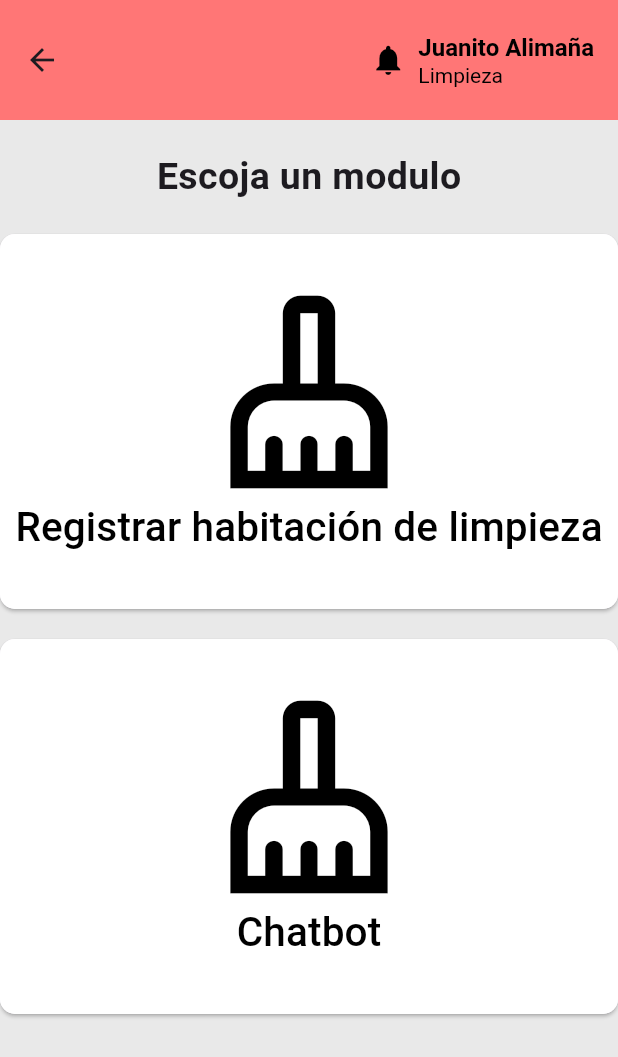
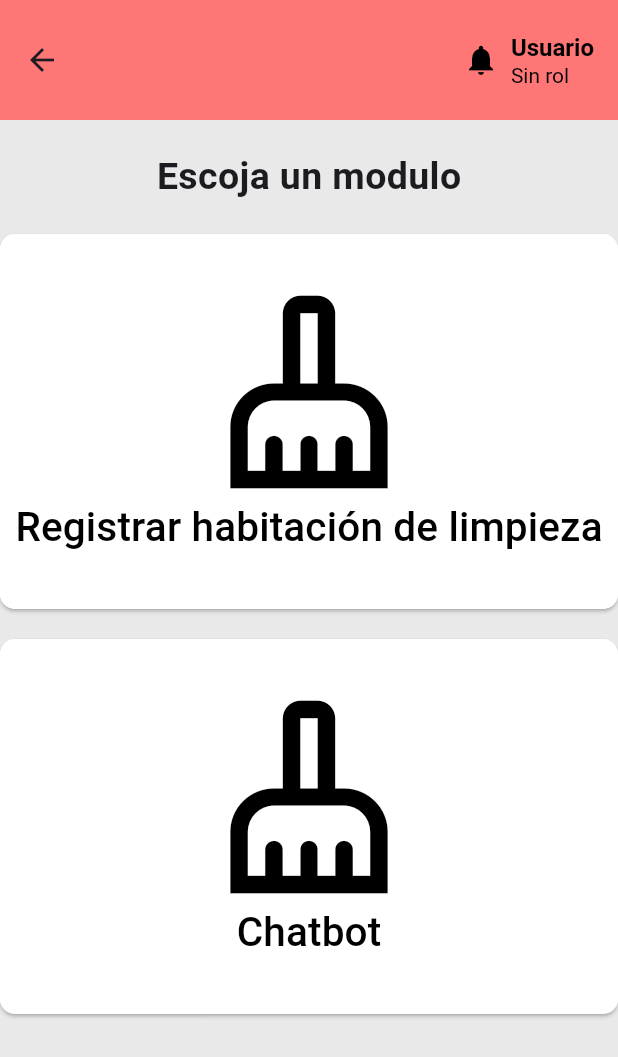
Before and after one commit to H4rolDev/Flutter-UIHospedajeF1, a Flutter app: the Home screen opened by its route, on a phone screen of 412 x 824 dp. Shown: the top 1057 px of the screen. Run offline on Flutter 3.47's test engine with Material 3 defaults, Android fonts, the phone set to English and light mode, and no system bars; our stand-ins replace dio, firebase_core, firebase_messaging, image_picker, localstorage, validators; accounts and stored records are empty.

Commit message:
Second commit

```diff
--- /dev/null
+++ b/lib/data/source/auth_provider.dart
@@ -0,0 +1,22 @@
+import 'package:flutter/material.dart';
+import 'package:flutter_hospedajef1/data/source/auth-api.dart';
+import 'package:flutter_hospedajef1/domain/auth/models/login-request.dart';
+import 'package:flutter_hospedajef1/domain/auth/models/login-response.dart';
+
+class AuthProvider extends ChangeNotifier {
+  final AuthApi _authApi = AuthApi();
+  LoginResponse? _user;
+  Map<String, dynamic>? _employeeData;
+
+  LoginResponse? get user => _user;
+  Map<String, dynamic>? get employeeData => _employeeData;
+
+  Future<void> login(String email, String password) async {
+    _user = await _authApi.login(LoginRequest(email: email, password: password));
+
+    if (_user != null) {
+      _employeeData = await _authApi.getEmployeeData(_user!.id, _user!.token);
+    }
+    notifyListeners();
+  }
+}
--- a/lib/presentation/screens/habitaciones.dart
+++ b/lib/presentation/screens/habitaciones.dart
@@ -38,7 +38,7 @@ class _HabitacionesState extends State<Habitaciones> {
   @override
   Widget build(BuildContext context) {
     return Scaffold(
-      appBar: widgetBar(),
+      appBar: WidgetBar(),
       backgroundColor: Colors.grey.shade200,
       body: Padding(
         padding: const EdgeInsets.all(16.0),
--- a/lib/presentation/screens/home.dart
+++ b/lib/presentation/screens/home.dart
@@ -9,7 +9,7 @@ class Home extends StatelessWidget {
   Widget build(BuildContext context) {
     return Scaffold(
       backgroundColor: AppColors.bgAllScreens,
-      appBar: widgetBar(),
+      appBar: WidgetBar(),
       body: Center(
         child: Column(
           children: [
--- a/lib/presentation/widgets/widgetBar.dart
+++ b/lib/presentation/widgets/widgetBar.dart
@@ -1,35 +1,42 @@
 import 'package:flutter/material.dart';
+import 'package:flutter_hospedajef1/data/source/auth_provider.dart';
 import 'package:flutter_hospedajef1/core/colors.dart';
+import 'package:provider/provider.dart';
 
-class widgetBar extends StatelessWidget implements PreferredSizeWidget {
-  const widgetBar({super.key});
+class WidgetBar extends StatelessWidget implements PreferredSizeWidget {
+  const WidgetBar({super.key});
 
   @override
   Widget build(BuildContext context) {
+    final authProvider = Provider.of<AuthProvider>(context);
+
+    String userName = authProvider.employeeData?['name'] ?? "Usuario";
+    String userRole = authProvider.employeeData?['role'] ?? "Sin rol";
+
     return AppBar(
       backgroundColor: AppColors.appBarAllScreens,
       toolbarHeight: 80,
       title: Row(
-          mainAxisAlignment: MainAxisAlignment.end, // Mueve los elementos a la derecha
+        mainAxisAlignment: MainAxisAlignment.end,
         children: [
-            Icon(Icons.notifications, color: Colors.black, size: 24), // Icono de campana
-            SizedBox(width: 8), // Espacio entre icono y texto
+          Icon(Icons.notifications, color: Colors.black, size: 24),
+          SizedBox(width: 8),
           Column(
-              crossAxisAlignment: CrossAxisAlignment.start, // Alinea los textos a la izquierda
+            crossAxisAlignment: CrossAxisAlignment.start,
             children: [
               Text(
-                  'Juanito Alimaña',
+                userName,
                 style: TextStyle(
-                    color: Colors.black, // Color del texto
-                    fontWeight: FontWeight.bold, // Texto en negrita
-                    fontSize: 16, // Tamaño del texto
+                  color: Colors.black,
+                  fontWeight: FontWeight.bold,
+                  fontSize: 16,
                 ),
               ),
               Text(
-                  'Limpieza',
+                userRole,
                 style: TextStyle(
-                    color: Colors.black, // Color del texto
-                    fontSize: 14, // Tamaño más pequeño para la segunda línea
+                  color: Colors.black,
+                  fontSize: 14,
                 ),
               ),
             ],
@@ -38,6 +45,7 @@ class widgetBar extends StatelessWidget implements PreferredSizeWidget {
       ),
     );
   }
+
   @override
   Size get preferredSize => const Size.fromHeight(80);
 }
--- a/pubspec.yaml
+++ b/pubspec.yaml
@@ -39,6 +39,10 @@ dependencies:
   # Use with the CupertinoIcons class for iOS style icons.
   cupertino_icons: ^1.0.8
   validators: ^3.0.0
+  provider: ^6.1.2
+  firebase_core: ^3.12.1
+  firebase_messaging: ^15.2.4
+  flutter_inappwebview: ^6.1.5
 
 dev_dependencies:
   flutter_test:
```
Also changed, not shown: lib/data/source/auth-api.dart (+29 -0 lines), lib/domain/auth/models/login-response.dart (+9 -9 lines), lib/firebase/fcm.dart (added, +33 -0 lines), lib/main.dart (+38 -4 lines), firebase.json (added), lib/firebase_options.dart (added), pubspec.lock, 258 other files. Lines whose indentation alone changed are shown as unchanged.
